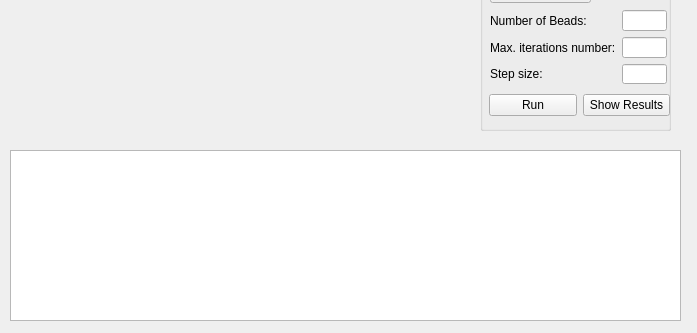
Qt form ui/main.ui (XinChenQC/MEPplot) before a commit; both pictures show x 0 to 697 and y 220 to 553 of the 697 by 553 pixel window.
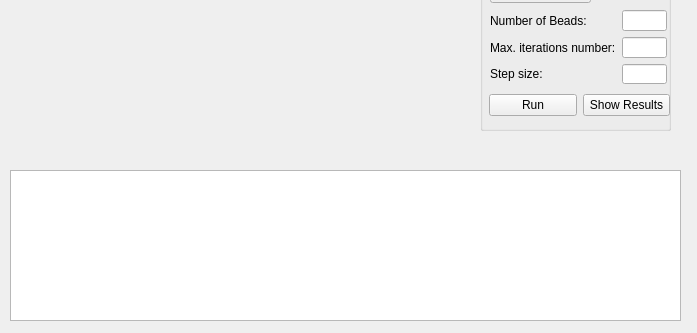
The same form after that commit.

Commit message: Add Muller potential as example

The edit to the form file:
```diff
--- a/ui/main.ui
+++ b/ui/main.ui
@@ -31,7 +31,7 @@
      <x>10</x>
      <y>10</y>
      <width>461</width>
-     <height>341</height>
+     <height>371</height>
     </rect>
    </property>
   </widget>
@@ -306,9 +306,9 @@
    <property name="geometry">
     <rect>
      <x>10</x>
-     <y>370</y>
+     <y>390</y>
      <width>671</width>
-     <height>171</height>
+     <height>151</height>
     </rect>
    </property>
   </widget>
```
The commit also changes 2 other files.
